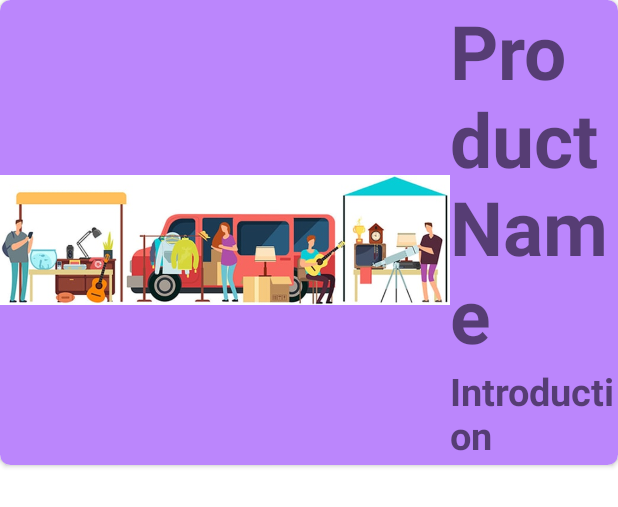
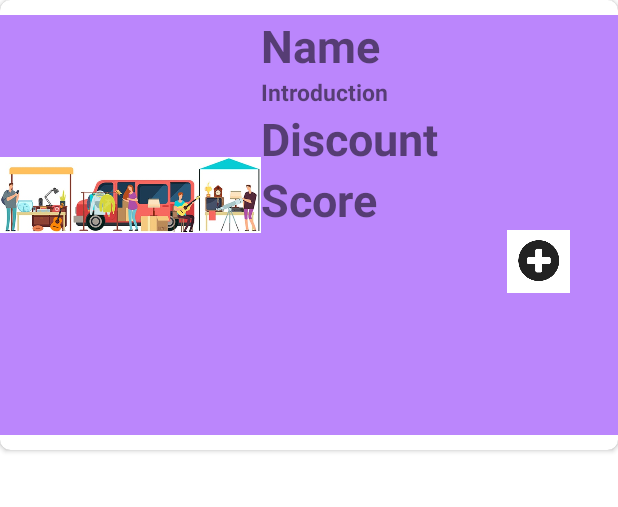
Before and after one commit to keung0606/Second-Hand-Market-App, an Android app: the layout cat_item.xml on its own in the app's theme, with its tools: preview values and no code run, on a phone screen of 412 x 824 dp. Shown: the top 507 px of the screen. Run offline under Robolectric (Android 15) with nearby library versions, the phone set to English and light mode, and no system bars.

Commit message:
Categories of Second Hand Items

```diff
--- a/app/src/main/res/layout/cat_item.xml
+++ b/app/src/main/res/layout/cat_item.xml
@@ -1,7 +1,7 @@
 <?xml version="1.0" encoding="utf-8"?>
 <androidx.cardview.widget.CardView xmlns:android="http://schemas.android.com/apk/res/android"
     android:layout_width="match_parent"
-    android:layout_height="wrap_content"
+    android:layout_height="300dp"
     xmlns:app="http://schemas.android.com/apk/res-auto"
     android:elevation="5dp"
     app:cardCornerRadius="7dp">
@@ -11,15 +11,16 @@
         android:layout_width="match_parent"
         android:layout_height="match_parent"
         android:orientation="horizontal"
-        android:background="@color/purple_200">
+        android:background="@color/purple_200"
+        android:layout_marginVertical="10dp">
 
 
         <ImageView
-            android:layout_width="300dp"
-            android:layout_height="300dp"
+            android:id="@+id/catImage"
+            android:layout_width="174dp"
+            android:layout_height="wrap_content"
             android:layout_marginTop="10dp"
-            android:id="@+id/catImage"
-            android:src="@mipmap/pro_img"/>
+            android:src="@mipmap/pro_img" />
 
         <LinearLayout
             android:layout_width="match_parent"
@@ -31,8 +32,8 @@
                 android:id="@+id/catName"
                 android:layout_width="wrap_content"
                 android:layout_height="wrap_content"
-                android:text="Product Name"
-                android:textSize="50dp"
+                android:text="Name"
+                android:textSize="30dp"
                 android:textStyle="bold" />
 
             <TextView
@@ -40,7 +41,7 @@
                 android:layout_width="wrap_content"
                 android:layout_height="wrap_content"
                 android:text="Introduction"
-                android:textSize="25dp"
+                android:textSize="15dp"
                 android:textStyle="bold" />
 
             <TextView
@@ -48,26 +49,24 @@
                 android:layout_width="wrap_content"
                 android:layout_height="wrap_content"
                 android:text="Discount"
-                android:textSize="50dp"
+                android:textSize="30dp"
                 android:textStyle="bold" />
 
             <TextView
                 android:id="@+id/catScore"
                 android:layout_width="wrap_content"
                 android:layout_height="wrap_content"
-                android:text="Sorce"
-                android:textSize="50dp"
+                android:text="Score"
+                android:textSize="30dp"
                 android:textStyle="bold" />
 
 
             <ImageView
-                android:layout_width="wrap_content"
-                android:layout_height="wrap_content"
-                android:src="@drawable/add"
-                android:layout_gravity="center"
-                android:id="@+id/btn_addPro"/>
-
-
+                android:id="@+id/btn_addPro"
+                android:layout_width="106dp"
+                android:layout_height="42dp"
+                android:layout_gravity="end"
+                android:src="@drawable/add" />
 
 
         </LinearLayout>
--- a/app/src/main/res/layout/fragment_sechand.xml
+++ b/app/src/main/res/layout/fragment_sechand.xml
@@ -9,6 +9,6 @@
     <TextView
         android:layout_width="match_parent"
         android:layout_height="match_parent"
-        android:text="@string/hello_blank_fragment" />
+        android:text="No Products Now" />
 
 </FrameLayout>
```
Also changed, not shown: app/src/main/java/com/example/second_handmarketapp/CatModel.java (added, +49 -0 lines), app/src/main/java/com/example/second_handmarketapp/CatRecAdapter.java (added, +64 -0 lines), app/src/main/java/com/example/second_handmarketapp/ui/catrgory/CatFragment.java (+50 -0 lines), app/src/main/res/menu/activity_main_drawer.xml (+6 -4 lines).
